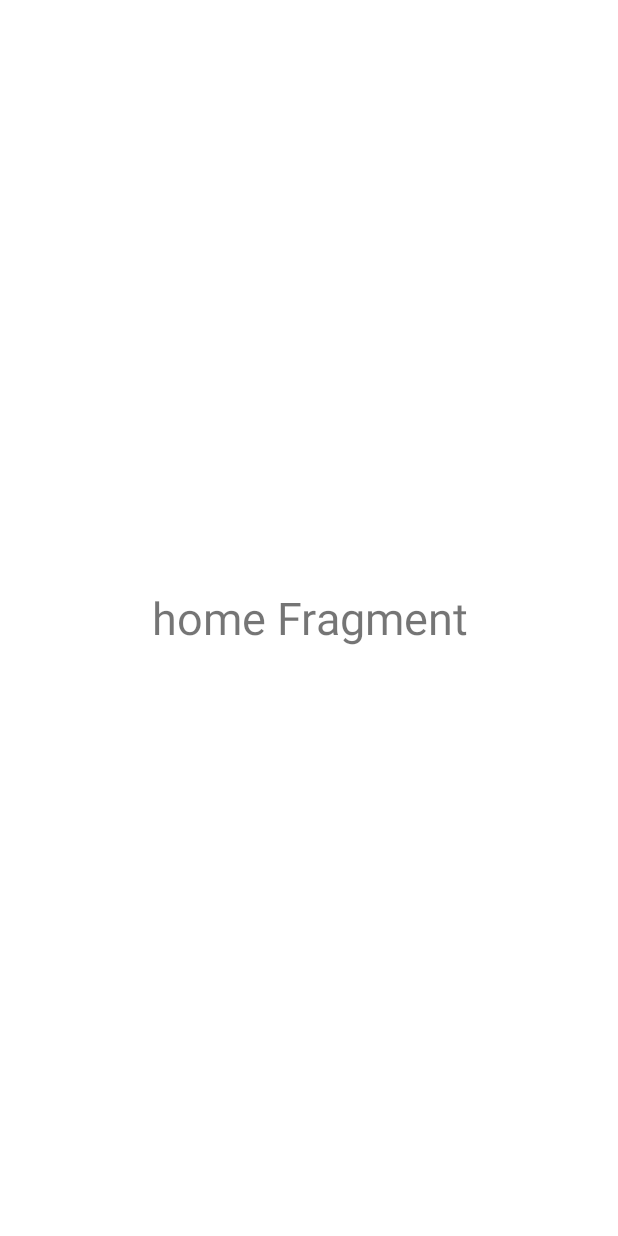
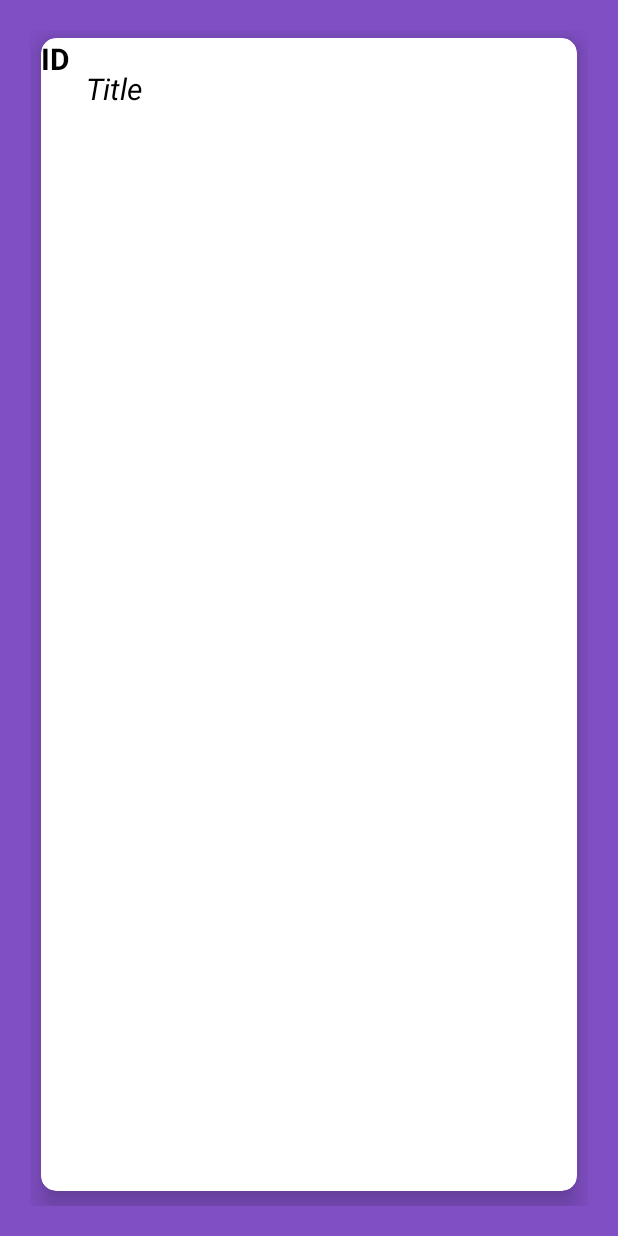
Before and after one commit to Speak2Rajdeep/LoginActivityTask-Android, an Android app: the layout fragment_home.xml on its own in the app's theme, with its tools: preview values and no code run, on a phone screen of 412 x 824 dp. Run offline under Robolectric (Android 15) with nearby library versions, the phone set to English and light mode, and no system bars.

Commit message:
Day 3 Added Fragment Body with API Data Switching between Tab Layouts

```diff
--- a/app/build.gradle
+++ b/app/build.gradle
@@ -47,4 +47,10 @@ dependencies {
     testImplementation 'junit:junit:4.13.2'
     androidTestImplementation 'androidx.test.ext:junit:1.1.3'
     androidTestImplementation 'androidx.test.espresso:espresso-core:3.4.0'
+    implementation 'com.squareup.okhttp3:okhttp:4.9.2'
+    implementation 'com.squareup.retrofit2:retrofit:2.7.1'
+    implementation "androidx.cardview:cardview:1.0.0"
+    implementation 'com.squareup.retrofit2:converter-gson:2.1.0'
+    implementation 'com.google.android.material:material:1.6.1'
+    implementation"androidx.cardview:cardview:1.0.0"
 }
--- a/app/src/main/AndroidManifest.xml
+++ b/app/src/main/AndroidManifest.xml
@@ -1,6 +1,7 @@
 <?xml version="1.0" encoding="utf-8"?>
 <manifest xmlns:android="http://schemas.android.com/apk/res/android"
     xmlns:tools="http://schemas.android.com/tools">
+    <uses-permission android:name="android.permission.INTERNET"></uses-permission>
 
     <application
         android:allowBackup="true"
--- a/app/src/main/java/com/example/loginactivitytask/TabLayout.kt
+++ b/app/src/main/java/com/example/loginactivitytask/TabLayout.kt
@@ -12,7 +12,6 @@ class TabLayout : AppCompatActivity() {
 
     private lateinit var binding : ActivityTabLayoutBinding
 
-
     override fun onCreate(savedInstanceState: Bundle?) {
         super.onCreate(savedInstanceState)
         binding = ActivityTabLayoutBinding.inflate(layoutInflater)
@@ -24,12 +23,10 @@ class TabLayout : AppCompatActivity() {
                 R.id.documentmenu -> switchFragment(DocumentFragment())
                 R.id.profilemenu -> switchFragment(ProfileFragment())
                 else->{
-                    Toast.makeText(this@TabLayout, "No Fragment Selected!!", Toast.LENGTH_SHORT)
-                        .show()
+                    Toast.makeText(this@TabLayout, "No Fragment Selected!!", Toast.LENGTH_SHORT).show()
                 }
             }
             true
-
         }
     }
 
@@ -38,6 +35,5 @@ class TabLayout : AppCompatActivity() {
         val fragmentTransaction = fragmentManager.beginTransaction()
         fragmentTransaction.replace(R.id.framelayout,fragment)
         fragmentTransaction.commit()
-
     }
 }
--- a/app/src/main/res/layout/activity_tab_layout.xml
+++ b/app/src/main/res/layout/activity_tab_layout.xml
@@ -15,6 +15,7 @@
         app:layout_constraintStart_toStartOf="parent"
         app:layout_constraintTop_toTopOf="parent">
 
+
     </FrameLayout>
 
     <com.google.android.material.bottomnavigation.BottomNavigationView
--- a/app/src/main/res/layout/fragment_home.xml
+++ b/app/src/main/res/layout/fragment_home.xml
@@ -5,12 +5,10 @@
     android:layout_height="match_parent"
     tools:context=".HomeFragment">
 
-    <!-- TODO: Update blank fragment layout -->
-    <TextView
+
+    <androidx.recyclerview.widget.RecyclerView
         android:layout_width="match_parent"
         android:layout_height="match_parent"
-        android:text="home Fragment"
-        android:gravity="center"
-        android:textSize="30dp"/>
-
+        android:id="@+id/recyclerhome"
+        tools:listitem="@layout/single_row_home" />
 </FrameLayout>
--- /dev/null
+++ b/app/src/main/res/layout/single_row_home.xml
@@ -0,0 +1,63 @@
+<?xml version="1.0" encoding="utf-8"?>
+<androidx.constraintlayout.widget.ConstraintLayout xmlns:android="http://schemas.android.com/apk/res/android"
+    xmlns:tools="http://schemas.android.com/tools"
+    android:id="@+id/linearlayout1"
+    android:layout_width="match_parent"
+    android:layout_height="match_parent"
+    android:background="#804fc4">
+
+    <GridLayout
+        android:layout_width="match_parent"
+        android:layout_height="match_parent"
+        android:layout_margin="20sp"
+        android:rowCount="3"
+        android:columnCount="2">
+
+        <androidx.cardview.widget.CardView
+            xmlns:card_view="http://schemas.android.com/apk/res-auto"
+            android:id="@+id/card_view"
+            android:layout_gravity="fill"
+            android:layout_width="wrap_content"
+            android:layout_height="wrap_content"
+            android:layout_marginTop="5dp"
+            android:layout_marginStart="7dp"
+            android:layout_marginEnd="7dp"
+            android:layout_rowWeight="1"
+            android:layout_columnWeight="1"
+            android:layout_marginBottom="10dp"
+            card_view:cardCornerRadius="10dp"
+            card_view:cardElevation="10dp"
+            android:elevation="10dp">
+
+            <TextView
+                android:id="@+id/id_tv"
+                android:layout_width="wrap_content"
+                android:layout_height="wrap_content"
+                android:gravity="center"
+                android:hint="@string/id_str"
+                android:textColor="@color/black"
+                android:textColorHint="@color/black"
+
+                android:textSize="20sp"
+                android:textStyle="bold" />
+            <TextView
+                android:id="@+id/title_tv"
+                android:layout_width="match_parent"
+                android:layout_height="wrap_content"
+                android:hint="@string/title_str"
+                android:paddingStart="30dp"
+                android:paddingTop="20dp"
+                android:layout_marginTop="0dp"
+                android:textAlignment="viewStart"
+                android:textColor="@color/black"
+                android:textColorHint="@color/black"
+
+                android:textSize="20sp"
+                android:textStyle="italic"
+                tools:ignore="RtlSymmetry" />
+        </androidx.cardview.widget.CardView>
+
+    </GridLayout>
+
+
+</androidx.constraintlayout.widget.ConstraintLayout>
--- a/app/src/main/res/values/strings.xml
+++ b/app/src/main/res/values/strings.xml
@@ -24,4 +24,6 @@
     <string name="generateusername_str">Generate Username</string>
     <!-- TODO: Remove or change this placeholder text -->
     <string name="hello_blank_fragment">Hello blank fragment</string>
+    <string name="id_str">ID</string>
+    <string name="title_str">Title</string>
 </resources>
```
Also changed, not shown: app/src/main/java/com/example/loginactivitytask/ApiInterface.kt (added, +10 -0 lines), app/src/main/java/com/example/loginactivitytask/DocumentFragment.kt (+55 -20 lines), app/src/main/java/com/example/loginactivitytask/HomeFragment.kt (+51 -17 lines), app/src/main/java/com/example/loginactivitytask/MyAdapter.kt (added, +42 -0 lines), app/src/main/java/com/example/loginactivitytask/MyDataItem.kt (added, +9 -0 lines), app/src/main/res/layout/fragment_document.xml (+4 -6 lines), app/src/main/res/layout/single_row.xml (added, +56 -0 lines).
